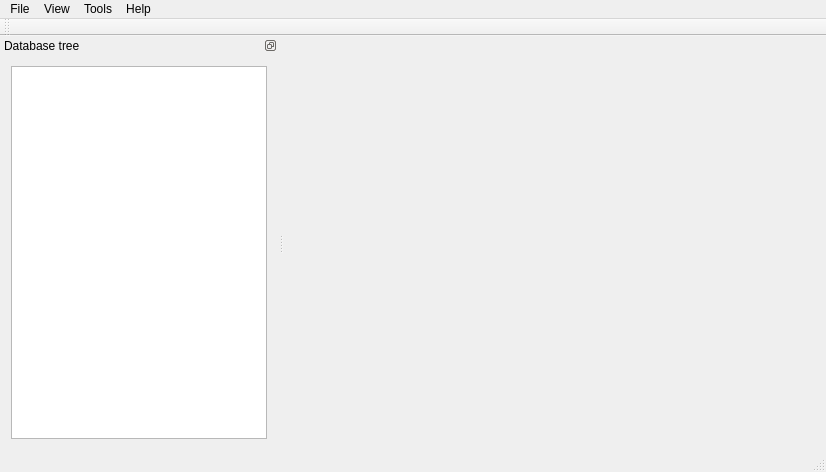
Before: the Qt Designer form ui/mainwindow.ui in koromodako/picsou, drawn with Qt 5.
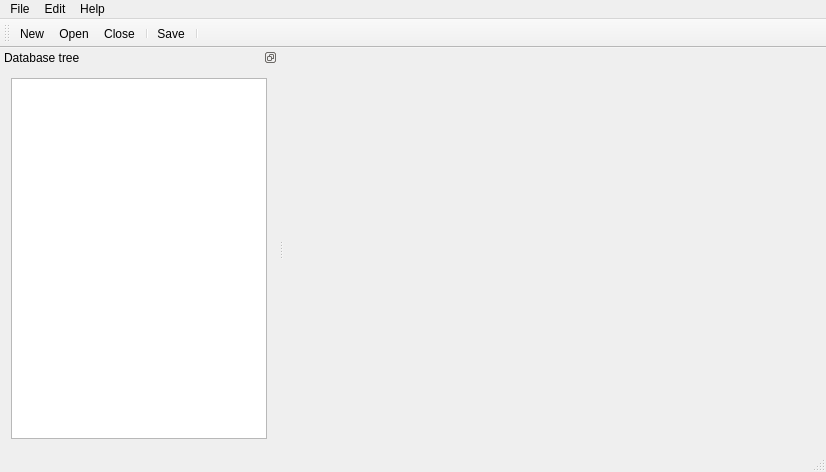
After: the same form once the commit is applied. Icons and pictures are not drawn.

Diff of the .ui file:
```diff
--- a/ui/mainwindow.ui
+++ b/ui/mainwindow.ui
@@ -14,7 +14,11 @@
    <string>MainWindow</string>
   </property>
   <widget class="QWidget" name="centralWidget">
-   <layout class="QVBoxLayout" name="verticalLayout"/>
+   <layout class="QGridLayout" name="gridLayout">
+    <item row="0" column="0">
+     <widget class="QWidget" name="widget" native="true"/>
+    </item>
+   </layout>
   </widget>
   <widget class="QMenuBar" name="menu_bar">
    <property name="geometry">
@@ -39,12 +43,6 @@
     <addaction name="separator"/>
     <addaction name="action_quit"/>
    </widget>
-   <widget class="QMenu" name="tools_menu">
-    <property name="title">
-     <string>Tools</string>
-    </property>
-    <addaction name="action_statistics"/>
-   </widget>
    <widget class="QMenu" name="help_menu">
     <property name="title">
      <string>Help</string>
@@ -54,14 +52,13 @@
     <addaction name="separator"/>
     <addaction name="action_star_me_on_github"/>
    </widget>
-   <widget class="QMenu" name="view_menu">
+   <widget class="QMenu" name="edit_menu">
     <property name="title">
-     <string>View</string>
+     <string>Edit</string>
     </property>
    </widget>
    <addaction name="file_menu"/>
-   <addaction name="view_menu"/>
-   <addaction name="tools_menu"/>
+   <addaction name="edit_menu"/>
    <addaction name="help_menu"/>
   </widget>
   <widget class="QToolBar" name="toolbar">
@@ -71,6 +68,12 @@
    <attribute name="toolBarBreak">
     <bool>false</bool>
    </attribute>
+   <addaction name="action_new"/>
+   <addaction name="action_open"/>
+   <addaction name="action_close"/>
+   <addaction name="separator"/>
+   <addaction name="action_save"/>
+   <addaction name="separator"/>
   </widget>
   <widget class="QStatusBar" name="statusbar"/>
   <widget class="QDockWidget" name="sidebar_dock">
```
Left out of the diff: 63 changed lines with no effect on the pictures.
